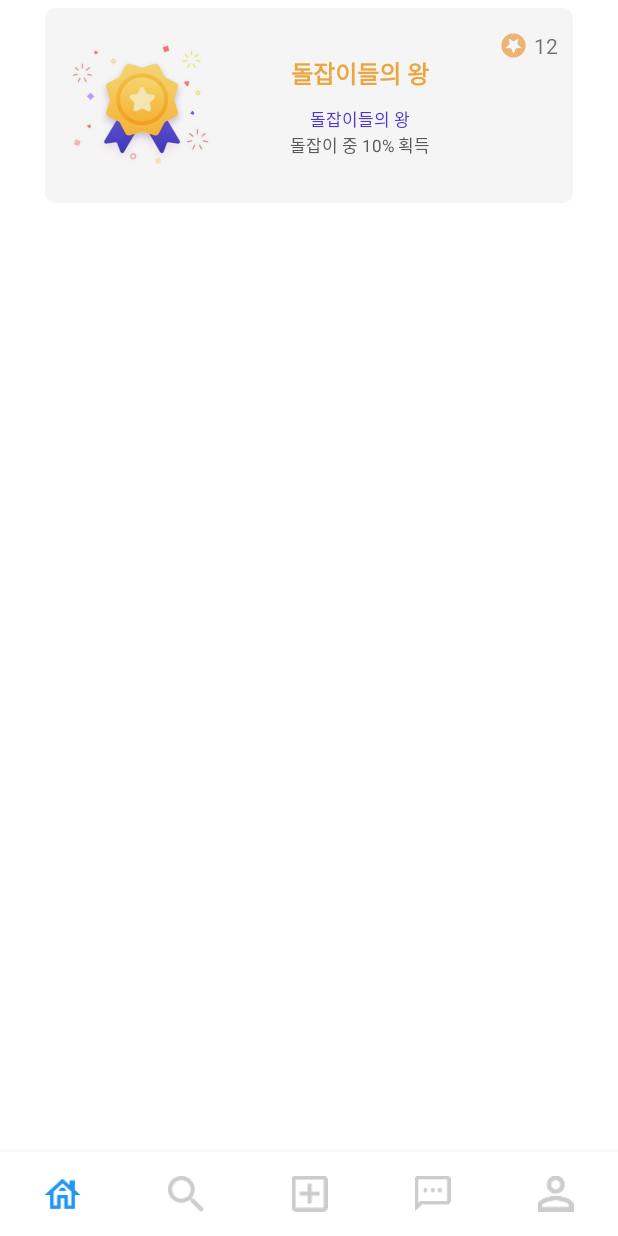
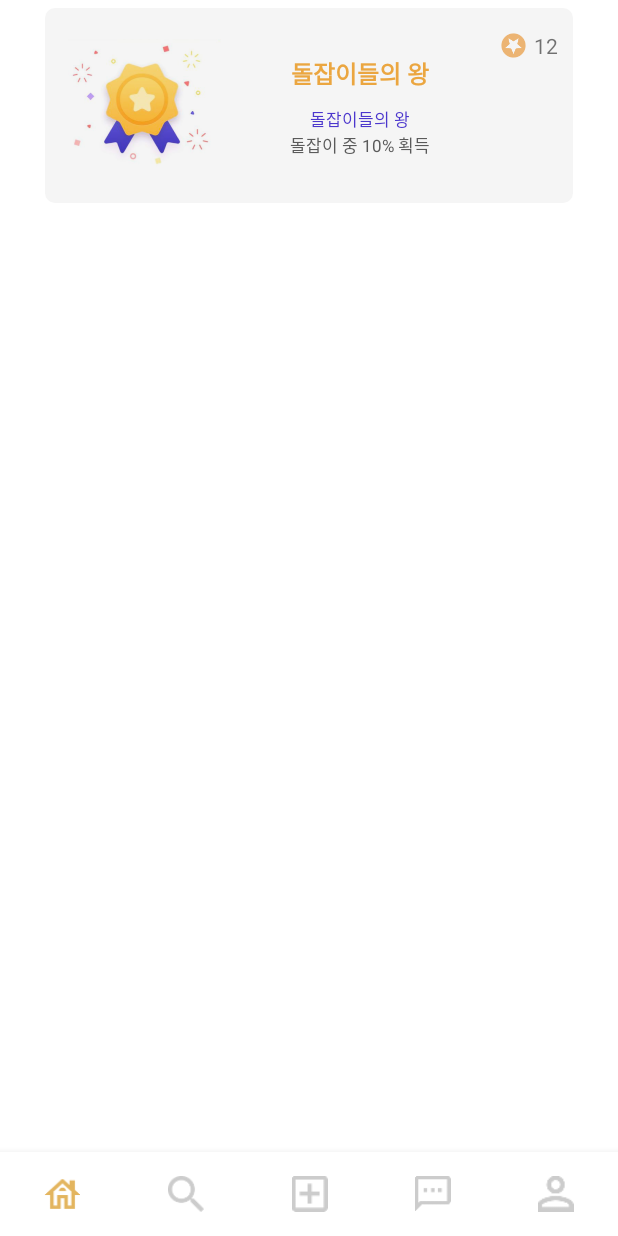
Before and after one commit to ssu-it-project/cl-d-android, an Android app: the MainActivity screen opened directly, with no data from a screen before it, on a phone screen of 412 x 824 dp. Run offline under Robolectric (Android 15) with nearby library versions, the phone set to English and light mode, and no system bars; our stand-ins replace Dagger/Hilt's generated code, navigation-ui; libraries missing offline, so code that uses them is left out: com.kakao.sdk; pictures from the network do not load.

Commit message:
chore: change bottom navigation selected color

```diff
--- a/presentation/src/main/res/drawable/menu_selector_color.xml
+++ b/presentation/src/main/res/drawable/menu_selector_color.xml
@@ -1,6 +1,5 @@
 <?xml version="1.0" encoding="utf-8"?>
 <selector xmlns:android="http://schemas.android.com/apk/res/android">
-    <item android:color="#2196F3" android:state_checked="true" />
+    <item android:color="@color/default_enable_color" android:state_checked="true" />
     <item android:color="#CCCCCC" android:state_checked="false" />
-
 </selector>
```
